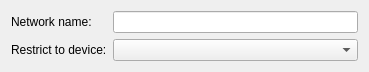
KDE/plasma-nm, file lib/editor/ui/wimax.ui: the form before one commit.
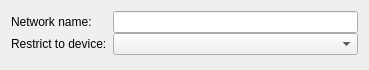
The form after the commit. Custom widgets are drawn as their Qt base class.

Commit message:
Add verticalSpacing property to QFormLayouts
This makes them not crash on instantiation, otherwise hitting an ASSERT
deep in Qt. (Which should be fixed, nevertheless.)

Diff of the .ui file:
```diff
--- a/lib/editor/ui/wimax.ui
+++ b/lib/editor/ui/wimax.ui
@@ -12,6 +12,9 @@
    </rect>
   </property>
   <layout class="QFormLayout" name="formLayout">
+    <property name="verticalSpacing">
+    <number>0</number>
+    </property>
    <item row="0" column="0">
     <widget class="QLabel" name="label">
      <property name="text">
```
The commit also changes 12 other files.
